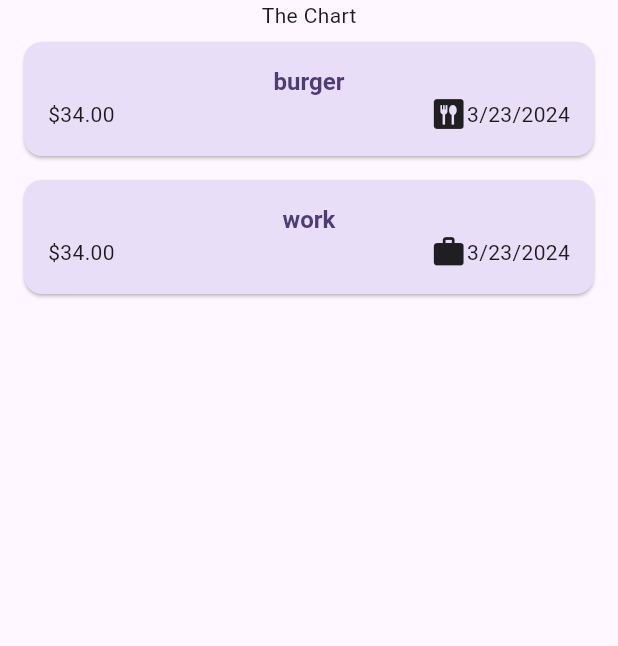
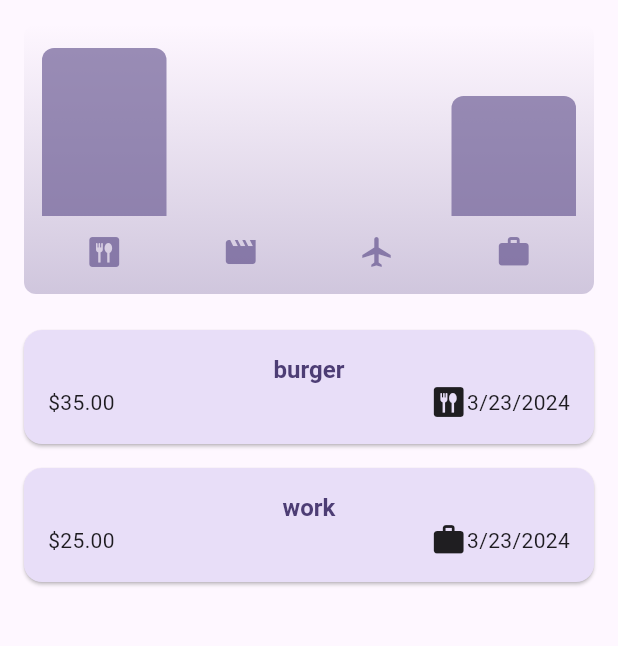
Before and after one commit to HYDARAMONA/Expenses_Tracker, a Flutter app: the screen it shows after launch, on a phone screen of 412 x 824 dp, the part 84-730 px from its top. Run offline on Flutter 3.47's test engine with Material 3 defaults, Android fonts, the phone set to English and light mode, and no system bars.

Commit message:
chart adding update

```diff
--- a/lib/Moduls/expense.dart
+++ b/lib/models/expense.dart
@@ -47,7 +47,7 @@ class ExpensesBucket {
   final Category category;
   final List<Expense> expenses;
 
-  double get totalExpense {
+  double get totalExpenses {
     double sum = 0;
     for (final expense in expenses) {
       sum += expense.Ammount;
--- /dev/null
+++ b/lib/widgets/chart/chart.dart
@@ -0,0 +1,95 @@
+import 'package:flutter/material.dart';
+
+import 'package:expenses_tracker/widgets/chart/chart_bar.dart';
+import 'package:expenses_tracker/models/expense.dart';
+
+class Chart extends StatelessWidget {
+  const Chart({super.key, required this.expenses});
+
+  final List<Expense> expenses;
+
+  List<ExpensesBucket> get buckets {
+    return [
+      ExpensesBucket.forCategory(expenses, Category.food),
+      ExpensesBucket.forCategory(expenses, Category.leisure),
+      ExpensesBucket.forCategory(expenses, Category.travel),
+      ExpensesBucket.forCategory(expenses, Category.work),
+    ];
+  }
+
+  double get maxTotalExpense {
+    double maxTotalExpense = 0;
+
+    for (final bucket in buckets) {
+      if (bucket.totalExpenses > maxTotalExpense) {
+        maxTotalExpense = bucket.totalExpenses;
+      }
+    }
+
+    return maxTotalExpense;
+  }
+
+  @override
+  Widget build(BuildContext context) {
+    final isDarkMode =
+        MediaQuery.of(context).platformBrightness == Brightness.dark;
+    return Container(
+      margin: const EdgeInsets.all(16),
+      padding: const EdgeInsets.symmetric(
+        vertical: 16,
+        horizontal: 8,
+      ),
+      width: double.infinity,
+      height: 180,
+      decoration: BoxDecoration(
+        borderRadius: BorderRadius.circular(8),
+        gradient: LinearGradient(
+          colors: [
+            Theme.of(context).colorScheme.primary.withOpacity(0.3),
+            Theme.of(context).colorScheme.primary.withOpacity(0.0)
+          ],
+          begin: Alignment.bottomCenter,
+          end: Alignment.topCenter,
+        ),
+      ),
+      child: Column(
+        children: [
+          Expanded(
+            child: Row(
+              crossAxisAlignment: CrossAxisAlignment.end,
+              children: [
+                for (final bucket in buckets) // alternative to map()
+                  ChartBar(
+                    fill: bucket.totalExpenses == 0
+                        ? 0
+                        : bucket.totalExpenses / maxTotalExpense,
+                  )
+              ],
+            ),
+          ),
+          const SizedBox(height: 12),
+          Row(
+            children: buckets
+                .map(
+                  (bucket) => Expanded(
+                    child: Padding(
+                      padding: const EdgeInsets.symmetric(horizontal: 4),
+                      child: Icon(
+                        categoryIcons[bucket.category],
+                        color: isDarkMode
+                            ? Theme.of(context).colorScheme.secondary
+                            : Theme.of(context)
+                                .colorScheme
+                                .primary
+                                .withOpacity(0.7),
+                      ),
+                    ),
+                  ),
+                )
+                .toList(),
+          )
+        ],
+      ),
+    );
+  }
+}
--- /dev/null
+++ b/lib/widgets/chart/chart_bar.dart
@@ -0,0 +1,34 @@
+import 'package:flutter/material.dart';
+
+class ChartBar extends StatelessWidget {
+  const ChartBar({
+    super.key,
+    required this.fill,
+  });
+
+  final double fill;
+
+  @override
+  Widget build(BuildContext context) {
+    final isDarkMode =
+        MediaQuery.of(context).platformBrightness == Brightness.dark;
+    return Expanded(
+      child: Padding(
+        padding: const EdgeInsets.symmetric(horizontal: 4),
+        child: FractionallySizedBox(
+          heightFactor: fill,
+          child: DecoratedBox(
+            decoration: BoxDecoration(
+              shape: BoxShape.rectangle,
+              borderRadius:
+                  const BorderRadius.vertical(top: Radius.circular(8)),
+              color: isDarkMode
+                  ? Theme.of(context).colorScheme.secondary
+                  : Theme.of(context).colorScheme.primary.withOpacity(0.65),
+            ),
+          ),
+        ),
+      ),
+    );
+  }
+}
--- a/lib/widgets/expenses.dart
+++ b/lib/widgets/expenses.dart
@@ -1,7 +1,8 @@
 import 'package:expenses_tracker/widgets/new_expense.dart';
 import 'package:flutter/material.dart';
-import 'package:expenses_tracker/Moduls/expense.dart';
+import 'package:expenses_tracker/models/expense.dart';
 import 'package:expenses_tracker/widgets/expenses_list/expenses_list.dart';
+import 'package:expenses_tracker/widgets/chart/chart.dart';
 
 class Expenses extends StatefulWidget {
   Expenses({super.key});
@@ -16,12 +17,12 @@ class _ExpensesState extends State<Expenses> {
   final List<Expense> _registeredExpenses = [
     Expense(
         Title: 'burger',
-        Ammount: 34,
+        Ammount: 35,
         Date: DateTime.now(),
         category: Category.food),
     Expense(
         Title: 'work',
-        Ammount: 34,
+        Ammount: 25,
         Date: DateTime.now(),
         category: Category.work)
   ];
@@ -82,7 +83,7 @@ class _ExpensesState extends State<Expenses> {
         ],
       ),
       body: Column(children: [
-        const Text('The Chart'),
+        Chart(expenses: _registeredExpenses),
         Expanded(child: mainContent),
       ]),
     );
--- a/lib/widgets/expenses_list/expense_item.dart
+++ b/lib/widgets/expenses_list/expense_item.dart
@@ -1,4 +1,4 @@
-import 'package:expenses_tracker/Moduls/expense.dart';
+import 'package:expenses_tracker/models/expense.dart';
 import 'package:flutter/material.dart';
 
 class ExpenseItem extends StatelessWidget {
--- a/lib/widgets/expenses_list/expenses_list.dart
+++ b/lib/widgets/expenses_list/expenses_list.dart
@@ -1,6 +1,6 @@
 import 'package:expenses_tracker/widgets/expenses_list/expense_item.dart';
 import 'package:flutter/material.dart';
-import 'package:expenses_tracker/Moduls/expense.dart';
+import 'package:expenses_tracker/models/expense.dart';
 
 class ExpensesList extends StatelessWidget {
   const ExpensesList(
--- a/lib/widgets/new_expense.dart
+++ b/lib/widgets/new_expense.dart
@@ -1,6 +1,6 @@
 import 'package:flutter/material.dart';
 import 'package:flutter/services.dart';
-import 'package:expenses_tracker/Moduls/expense.dart';
+import 'package:expenses_tracker/models/expense.dart';
 
 class NewExpense extends StatefulWidget {
   NewExpense({super.key, required this.addingExpenses});
```
